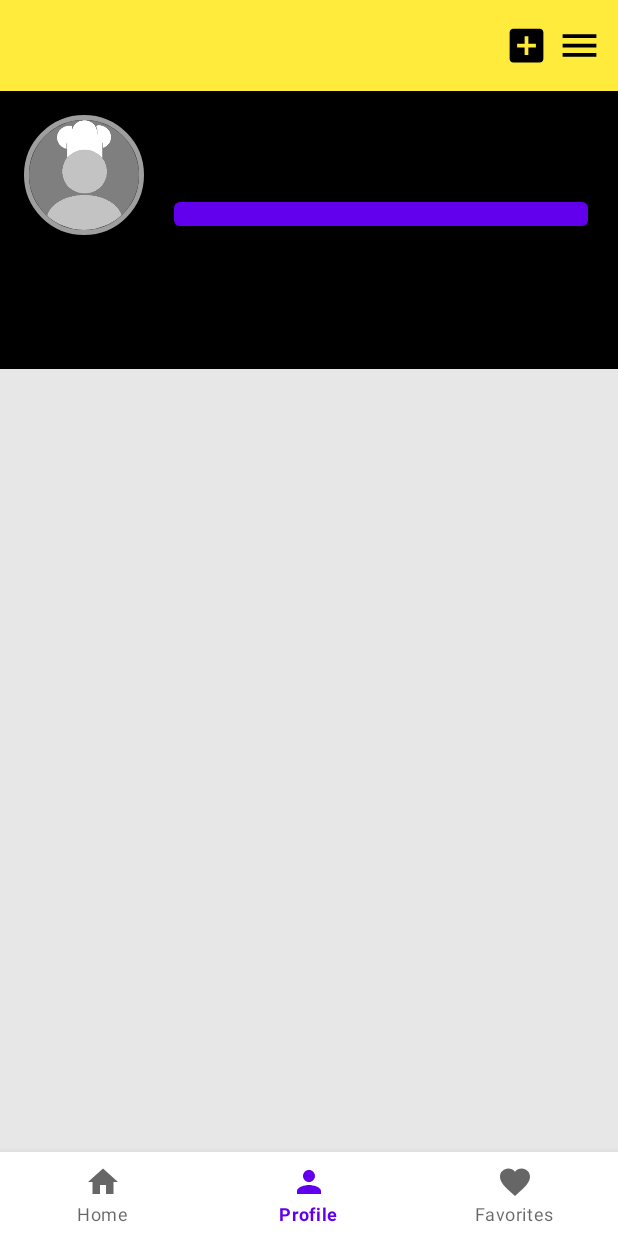
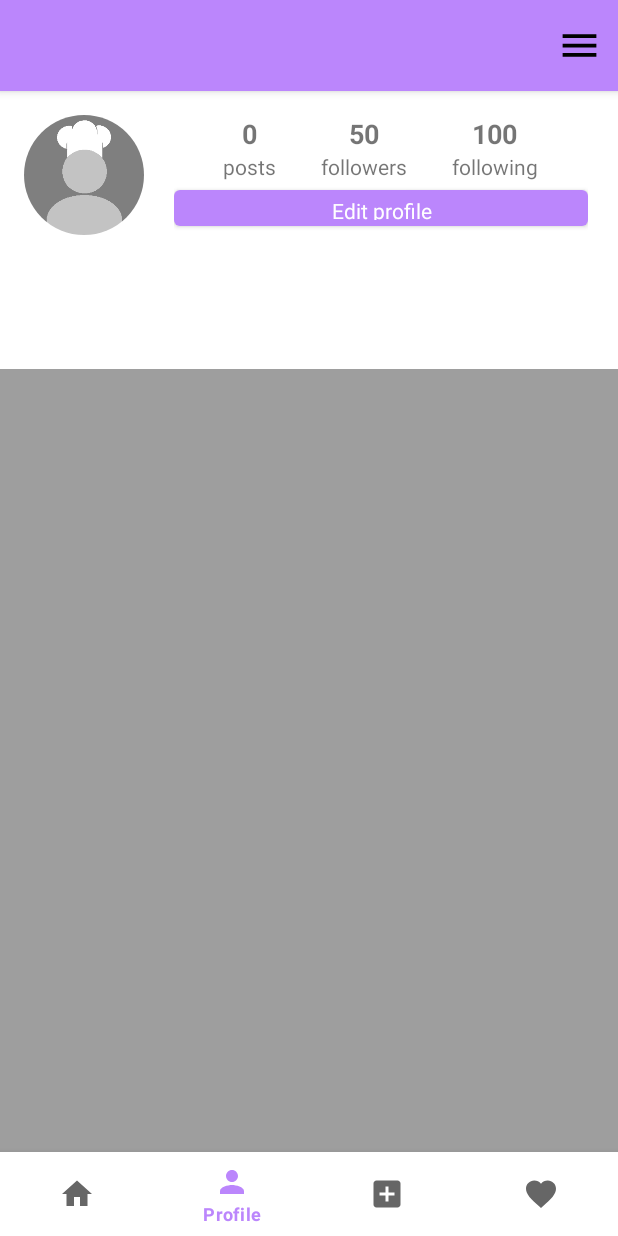
Before and after one commit to Group13projekti/recipeScroll, an Android app: the profile screen opened through its navigation route, on a phone screen of 412 x 824 dp. Run offline under Robolectric (Android 15) with nearby library versions, the phone set to English and light mode, and no system bars; our stand-ins replace CircleImageView, Firebase (no records; nobody signed in at launch, a user with empty details on screens opened directly), Picasso, navigation-ui.

Commit message:
Käyttäjän tietojen muokkaus toimii paitsi käyttäjänimi

```diff
--- a/app/src/main/java/com/example/recipescroll_v022/FrontPage.kt
+++ b/app/src/main/java/com/example/recipescroll_v022/FrontPage.kt
@@ -14,7 +14,7 @@ import com.google.firebase.firestore.Query
 
 private const val TAG = "PostsActivity"
 
-class FrontPage : Fragment() {
+open class FrontPage : Fragment() {
 
     private lateinit var firestoreDb: FirebaseFirestore
     private lateinit var posts: MutableList<PostDB>
@@ -38,6 +38,7 @@ class FrontPage : Fragment() {
             .collection("posts")
             .limit(20)
             .orderBy("creation_time_ms" , Query.Direction.DESCENDING)
+
         postReference.addSnapshotListener { snapshot, exeption ->
             if (exeption != null  || snapshot == null){
                 Log.e(TAG, "Exeption when querying post" , exeption)
--- a/app/src/main/java/com/example/recipescroll_v022/profile.kt
+++ b/app/src/main/java/com/example/recipescroll_v022/profile.kt
@@ -1,12 +1,13 @@
 package com.example.recipescroll_v022
 
 import android.content.ContentValues.TAG
+import android.content.Intent
 import android.os.Bundle
 import android.util.Log
-import androidx.fragment.app.Fragment
 import android.view.LayoutInflater
 import android.view.View
 import android.view.ViewGroup
+import android.widget.Button
 import android.widget.ImageView
 import android.widget.TextView
 import com.squareup.picasso.Picasso
@@ -14,7 +15,8 @@ import com.google.firebase.auth.FirebaseAuth
 import com.google.firebase.firestore.ktx.firestore
 import com.google.firebase.ktx.Firebase
 
-class profile : Fragment() {
+open class profile : FrontPage() {
+
     private lateinit var usernameTextView: TextView
     private lateinit var nameTextView: TextView
     private lateinit var bioTextView: TextView
@@ -25,11 +27,22 @@ class profile : Fragment() {
         savedInstanceState: Bundle?
     ): View? {
         val view = inflater.inflate(R.layout.fragment_profile, container, false)
+        val accountSettingsButton = view.findViewById<Button>(R.id.edit_profile)
+        accountSettingsButton.setOnClickListener {
+            try {val intent = Intent(activity, AccountSettingsActivity::class.java)
+            startActivity (intent)
+                Log.d(TAG, "onCreateView: Starting")
+            } catch (e: Exception) {
+                Log.e("ERROR", "Error starting AccountSettingsActivity: $e")
+            }
+        }
+
         usernameTextView = view.findViewById(R.id.usernameTextView)
         nameTextView = view.findViewById(R.id.nameTextView)
         bioTextView = view.findViewById(R.id.bioTextView)
         pro_image_profile_frag = view.findViewById(R.id.pro_image_profile_frag)
         return view
+
     }
 
     override fun onStart() {
@@ -63,11 +76,16 @@ class profile : Fragment() {
                         Log.d(TAG, "!!!Ei löytynyt dokumenttia")
 
                     }
+
                 }
                 .addOnFailureListener { exception ->
                     // handle exception
                     Log.d(TAG, "Dokumentin haku epäonnistui: $exception")
                 }
+
+
         }
+
     }
+
 }
--- /dev/null
+++ b/app/src/main/res/drawable/baseline_check_24.xml
@@ -0,0 +1,5 @@
+<vector android:height="24dp" android:tint="#000000"
+    android:viewportHeight="24" android:viewportWidth="24"
+    android:width="24dp" xmlns:android="http://schemas.android.com/apk/res/android">
+    <path android:fillColor="@android:color/white" android:pathData="M9,16.17L4.83,12l-1.42,1.41L9,20 21,4l-1.41,-1.41z"/>
+</vector>
--- /dev/null
+++ b/app/src/main/res/drawable/baseline_close_24.xml
@@ -0,0 +1,5 @@
+<vector android:height="24dp" android:tint="#000000"
+    android:viewportHeight="24" android:viewportWidth="24"
+    android:width="24dp" xmlns:android="http://schemas.android.com/apk/res/android">
+    <path android:fillColor="@android:color/white" android:pathData="M19,6.41L17.59,5 12,10.59 6.41,5 5,6.41 10.59,12 5,17.59 6.41,19 12,13.41 17.59,19 19,17.59 13.41,12z"/>
+</vector>
--- a/app/src/main/res/layout/feed_activity.xml
+++ b/app/src/main/res/layout/feed_activity.xml
@@ -12,7 +12,7 @@
         android:layout_width="0dp"
         android:layout_height="0dp"
         app:defaultNavHost="true"
-        app:layout_constraintBottom_toBottomOf="parent"
+        app:layout_constraintBottom_toTopOf="@+id/bottomNavigationView"
         app:layout_constraintEnd_toEndOf="parent"
         app:layout_constraintHorizontal_bias="0.5"
         app:layout_constraintStart_toStartOf="parent"
--- a/app/src/main/res/layout/fragment_front_page.xml
+++ b/app/src/main/res/layout/fragment_front_page.xml
@@ -4,12 +4,13 @@
     xmlns:tools="http://schemas.android.com/tools"
     android:layout_width="match_parent"
     android:layout_height="match_parent"
-    android:background="@color/white">
+    android:background="?attr/colorPrimaryVariant">
 
     <androidx.recyclerview.widget.RecyclerView
         android:id="@+id/rvPosts"
         android:layout_width="match_parent"
         android:layout_height="match_parent"
         tools:layout_editor_absoluteX="1dp"
-        tools:layout_editor_absoluteY="1dp" />
+        tools:layout_editor_absoluteY="1dp"
+        />
 </androidx.constraintlayout.widget.ConstraintLayout>
--- a/app/src/main/res/layout/fragment_profile.xml
+++ b/app/src/main/res/layout/fragment_profile.xml
@@ -11,7 +11,7 @@
     android:id="@+id/app_bar_layout_profile_frag"
     android:layout_width="match_parent"
     android:layout_height="wrap_content"
-    android:background="@color/yellow">
+    android:background="@color/purple_200">
 
     <androidx.appcompat.widget.Toolbar
         android:id="@+id/profile_toolbar"
@@ -33,21 +33,18 @@
                 android:textSize="18sp"
                 android:textStyle="bold" />
 
-            <ImageView
-                android:id="@+id/new_post_view"
-                android:layout_width="30dp"
-                android:layout_height="30dp"
-                android:layout_marginEnd="5dp"
-                android:layout_toStartOf="@+id/options_view"
-                android:src="@drawable/baseline_add_box_24" />
+
 
             <ImageView
                 android:id="@+id/options_view"
                 android:layout_width="30dp"
                 android:layout_height="30dp"
                 android:layout_alignParentEnd="true"
+                android:layout_centerVertical="true"
                 android:layout_marginEnd="5dp"
-                android:src="@drawable/baseline_menu_24" />
+                android:src="@drawable/baseline_menu_24"/>
+
+
         </RelativeLayout>
 
     </androidx.appcompat.widget.Toolbar>
@@ -62,12 +59,12 @@ android:layout_height="671dp"
         android:layout_below="@+id/app_bar_layout_profile_frag"
         android:layout_alignParentBottom="true"
         android:layout_marginBottom="0dp"
-android:background="@color/gray">
+        android:background="?attr/colorPrimaryVariant">
 
         <LinearLayout
             android:layout_width="match_parent"
             android:layout_height="wrap_content"
-    android:background="@color/black">
+            android:background="?attr/colorOnPrimary">
 
             <LinearLayout
                 android:layout_width="match_parent"
@@ -83,19 +80,16 @@ android:background="@color/gray">
 
                     <de.hdodenhof.circleimageview.CircleImageView
                         android:id="@+id/pro_image_profile_frag"
+                        android:layout_width="80dp"
                         android:layout_height="match_parent"
-                android:layout_width="80dp"
-                app:civ_circle_background_color="@color/yellow"
-                app:civ_border_color="@color/grey"
-                android:src="@drawable/placeholder_image"
-                app:civ_border_width="3dp" />
+                        android:src="@drawable/placeholder_image" />
 
                     <LinearLayout
                         android:layout_width="match_parent"
                         android:layout_height="80dp"
+                        android:orientation="vertical"
                         android:paddingLeft="20dp"
-                android:paddingRight="4dp"
-                android:orientation="vertical">
+                        android:paddingRight="4dp">
 
                         <LinearLayout
                             android:layout_width="match_parent"
@@ -109,19 +103,18 @@ android:background="@color/gray">
                                 android:orientation="vertical">
 
                                 <TextView
+                                    android:id="@+id/posts"
                                     android:layout_width="wrap_content"
                                     android:layout_height="wrap_content"
-                            android:id="@+id/posts"
+                                    android:layout_gravity="center"
                                     android:text="0"
-                            android:layout_gravity="center"
                                     android:textSize="18sp"
-                            android:textStyle="bold"
-                            />
+                                    android:textStyle="bold" />
+
                                 <TextView
                                     android:layout_width="wrap_content"
                                     android:layout_height="wrap_content"
-                            android:text="posts"
-                            />
+                                    android:text="posts" />
                             </LinearLayout>
 
                             <LinearLayout
@@ -131,20 +124,20 @@ android:background="@color/gray">
                                 android:orientation="vertical">
 
                                 <TextView
+                                    android:id="@+id/followers"
                                     android:layout_width="wrap_content"
                                     android:layout_height="wrap_content"
-                            android:id="@+id/followers"
+                                    android:layout_gravity="center"
                                     android:text="50"
-                            android:layout_gravity="center"
                                     android:textSize="18sp"
-                            android:textStyle="bold"
-                            />
+                                    android:textStyle="bold" />
+
                                 <TextView
                                     android:layout_width="wrap_content"
                                     android:layout_height="wrap_content"
-                            android:text="followers"
-                            />
+                                    android:text="followers" />
                             </LinearLayout>
+
                             <LinearLayout
                                 android:layout_width="wrap_content"
                                 android:layout_height="wrap_content"
@@ -152,38 +145,39 @@ android:background="@color/gray">
                                 android:orientation="vertical">
 
                                 <TextView
+                                    android:id="@+id/following"
                                     android:layout_width="wrap_content"
                                     android:layout_height="wrap_content"
-                            android:id="@+id/following"
+                                    android:layout_gravity="center"
                                     android:text="100"
-                            android:layout_gravity="center"
                                     android:textSize="18sp"
-                            android:textStyle="bold"
-                            />
+                                    android:textStyle="bold" />
+
                                 <TextView
                                     android:layout_width="wrap_content"
                                     android:layout_height="wrap_content"
-                            android:text="following"
-                            />
+                                    android:text="following" />
                             </LinearLayout>
 
                         </LinearLayout>
 
                         <Button
+                            android:id="@+id/edit_profile"
                             android:layout_width="match_parent"
                             android:layout_height="wrap_content"
-                    android:layout_marginTop="8dp"
-                    android:id="@+id/edit_profile" />
+                            android:minHeight="48dp"
+                            android:text="@string/edit_profile"
+                            android:textAppearance="@style/TextAppearance.AppCompat.Small" />
 
                     </LinearLayout>
                 </LinearLayout>
 
                 <LinearLayout
+                    android:id="@+id/mid_bar"
                     android:layout_width="match_parent"
                     android:layout_height="wrap_content"
-            android:padding="12dp"
-            android:id="@+id/mid_bar"
-            android:orientation="vertical">
+                    android:orientation="vertical"
+                    android:padding="12dp">
 
                     <TextView
 
@@ -191,20 +185,23 @@ android:background="@color/gray">
                         android:layout_width="wrap_content"
                         android:layout_height="wrap_content"
                         android:layout_marginTop="5dp"
-                android:maxLines="1"/>
+                        android:maxLines="1" />
 
 
                     <TextView
+                        android:id="@+id/bioTextView"
                         android:layout_width="wrap_content"
                         android:layout_height="wrap_content"
                         android:layout_marginTop="5dp"
-                android:id="@+id/bioTextView"
-                android:maxLines="3"/>
-
+                        android:maxLines="3" />
 
                 </LinearLayout>
 
             </LinearLayout>
+
         </LinearLayout>
+
+
     </ScrollView>
+
     </RelativeLayout>
--- a/app/src/main/res/menu/navbar.xml
+++ b/app/src/main/res/menu/navbar.xml
@@ -2,13 +2,16 @@
 <menu xmlns:app="http://schemas.android.com/apk/res-auto"
     xmlns:android="http://schemas.android.com/apk/res/android">
 
-    <item android:title="Home"
+    <item android:title="@string/home"
         android:id="@+id/FrontPage"
         android:icon="@drawable/baseline_home_24"/>
-    <item android:title="Profile"
+    <item android:title="@string/profile"
         android:id="@+id/profile"
         android:icon="@drawable/baseline_person_24"/>
-    <item android:title="Favorites"
+    <item android:title="@string/new_post"
+
+        android:icon="@drawable/baseline_add_box_24"/>
+    <item android:title="@string/favorites"
         android:id="@+id/favorites"
         android:icon="@drawable/baseline_favorite_24"/>
 </menu>
--- a/app/src/main/res/values-night/themes.xml
+++ b/app/src/main/res/values-night/themes.xml
@@ -2,15 +2,15 @@
     <!-- Base application theme. -->
     <style name="Theme.RecipeScroll_v02" parent="Theme.MaterialComponents.DayNight.NoActionBar">
         <!-- Primary brand color. -->
-        <item name="colorPrimary">@color/purple_200</item>
-        <item name="colorPrimaryVariant">@color/purple_700</item>
+        <item name="colorPrimary">@color/grey</item>
+        <item name="colorPrimaryVariant">@color/gray</item>
         <item name="colorOnPrimary">@color/black</item>
         <!-- Secondary brand color. -->
         <item name="colorSecondary">@color/teal_200</item>
         <item name="colorSecondaryVariant">@color/teal_200</item>
         <item name="colorOnSecondary">@color/black</item>
         <!-- Status bar color. -->
-        <item name="android:statusBarColor">?attr/colorPrimaryVariant</item>
+        <item name="android:statusBarColor">@color/black</item>
         <!-- Customize your theme here. -->
     </style>
 </resources>
--- a/app/src/main/res/values/colors.xml
+++ b/app/src/main/res/values/colors.xml
@@ -10,4 +10,5 @@
     <color name="gray">#30808080</color>
     <color name="yellow">#FFEB3B</color>
     <color name="grey">#9E9E9E</color>
+    <color name="red">#FF1100</color>
 </resources>
--- /dev/null
+++ b/app/src/main/res/values/refs.xml
@@ -0,0 +1,4 @@
+<?xml version="1.0" encoding="utf-8"?>
+<resources>
+    <drawable name="button_red_backround">#FF0000</drawable>
+</resources>
--- a/app/src/main/res/values/strings.xml
+++ b/app/src/main/res/values/strings.xml
@@ -1,6 +1,5 @@
 <resources>
     <string name="app_name">RecipeScroll_v0.2</string>
-    <!-- TODO: Remove or change this placeholder text -->
     <string name="hello_blank_fragment">Hello blank fragment</string>
     <string name="log_in">Log in</string>
     <string name="username">Username</string>
@@ -13,4 +12,12 @@
     <string name="_1_hour_ago">1 hour ago</string>
     <string name="todo">TODO</string>
     <string name="juustopuuro">Juustopuuro</string>
+    <string name="edit_profile">Edit profile</string>
+    <string name="favorites">Favorites</string>
+    <string name="profile">Profile</string>
+    <string name="home">Home</string>
+    <string name="new_post">new post</string>
+    <string name="change_image">Change Image</string>
+    <string name="full_name">Full Name</string>
+    <string name="bio">Bio</string>
 </resources>
--- a/app/src/main/res/values/themes.xml
+++ b/app/src/main/res/values/themes.xml
@@ -2,15 +2,17 @@
     <!-- Base application theme. -->
     <style name="Theme.RecipeScroll_v02" parent="Theme.MaterialComponents.DayNight.NoActionBar">
         <!-- Primary brand color. -->
-        <item name="colorPrimary">@color/purple_500</item>
-        <item name="colorPrimaryVariant">@color/purple_700</item>
+        <item name="colorPrimary">@color/purple_200</item>
+        <item name="colorPrimaryVariant">@color/grey</item>
         <item name="colorOnPrimary">@color/white</item>
         <!-- Secondary brand color. -->
         <item name="colorSecondary">@color/teal_200</item>
-        <item name="colorSecondaryVariant">@color/teal_700</item>
+        <item name="colorSecondaryVariant">@color/teal_200</item>
         <item name="colorOnSecondary">@color/black</item>
+
         <!-- Status bar color. -->
-        <item name="android:statusBarColor">?attr/colorPrimaryVariant</item>
+        <item name="android:statusBarColor">@color/black</item>
+
         <!-- Customize your theme here. -->
     </style>
 </resources>
```
Also changed, not shown: app/src/main/AndroidManifest.xml (+8 -5 lines), app/src/main/java/com/example/recipescroll_v022/AccountSettingsActivity.kt (added, +120 -0 lines), app/src/main/res/layout/activity_account_settings.xml (added, +164 -0 lines), app/src/main/res/layout/item_post.xml (+6 -3 lines). Lines whose indentation alone changed are shown as unchanged.
